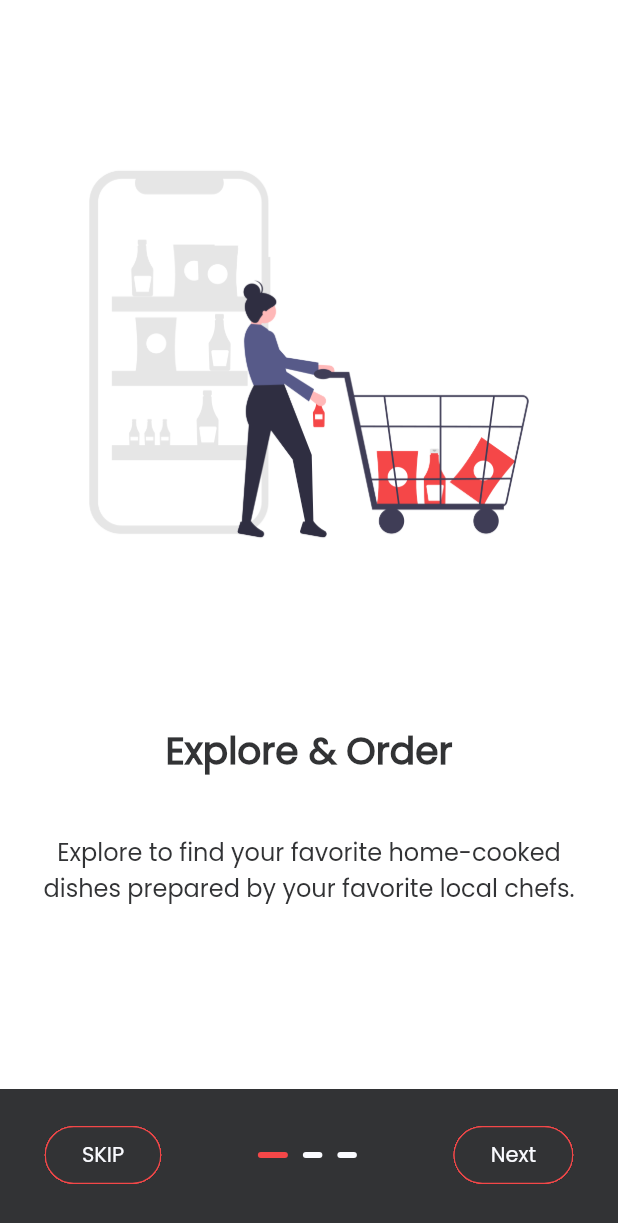
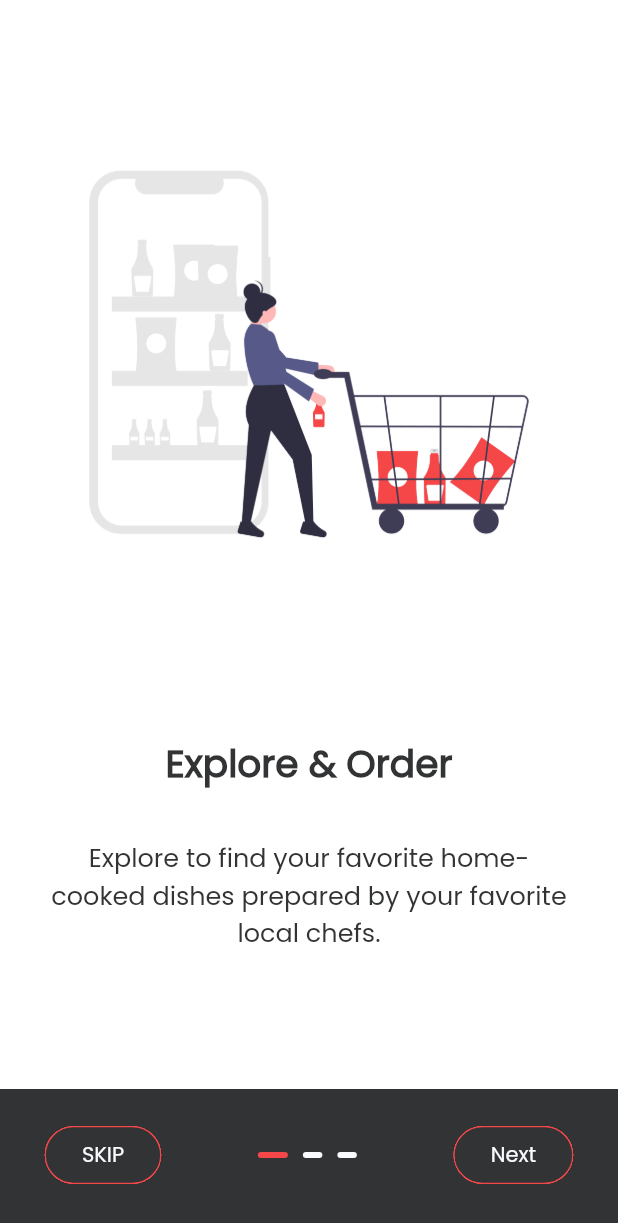
Before and after one commit to JamiuJimoh/Morsmat, a Flutter app: the screen it shows after launch, on a phone screen of 412 x 824 dp. Shown: the top 1223 px of the screen. Run offline on Flutter 3.47's test engine with Material 2 defaults, Android fonts, the phone set to English and light mode, and no system bars; our stand-ins replace firebase_auth, firebase_core, google_sign_in; missing offline and left inert: flutter_login_facebook; accounts and stored records are empty.

Commit message:
fixing onboarding text

```diff
--- a/lib/app/onboarding/slider_tile.dart
+++ b/lib/app/onboarding/slider_tile.dart
@@ -25,7 +25,7 @@ class SliderTile extends StatelessWidget {
         ),
         Expanded(
           child: Padding(
-            padding: const EdgeInsets.all(20.0),
+            padding: const EdgeInsets.all(29.0),
             child: Column(
               mainAxisAlignment: MainAxisAlignment.spaceEvenly,
               children: <Widget>[
@@ -47,7 +47,7 @@ class SliderTile extends StatelessWidget {
                   child: Text(
                     desc,
                     style: TextStyle(
-                      fontSize: 16.0,
+                      fontSize: 17.0,
                       fontWeight: FontWeight.w500,
                     ),
                     textAlign: TextAlign.center,
```
